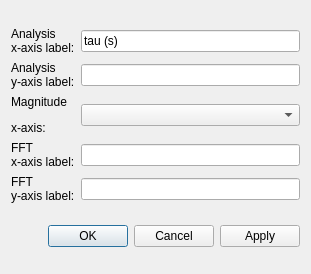
This is gui/pulsed/ui-pulsed-main-gui-settings-analysis.ui in Ulm-IQO/qudi as Qt 5 draws it before an edit. The edited form follows.
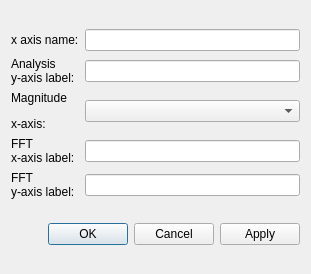
This is the edited form.

Commit message: moved renamer for x-axis to settings

Patch:
```diff
--- a/gui/pulsed/ui-pulsed-main-gui-settings-analysis.ui
+++ b/gui/pulsed/ui-pulsed-main-gui-settings-analysis.ui
@@ -14,7 +14,20 @@
    <string>Dialog</string>
   </property>
   <layout class="QGridLayout" name="gridLayout_2">
-   <item row="0" column="0">
+   <item row="2" column="0">
+    <widget class="QDialogButtonBox" name="buttonBox">
+     <property name="orientation">
+      <enum>Qt::Horizontal</enum>
+     </property>
+     <property name="standardButtons">
+      <set>QDialogButtonBox::Apply|QDialogButtonBox::Cancel|QDialogButtonBox::Ok</set>
+     </property>
+     <property name="centerButtons">
+      <bool>false</bool>
+     </property>
+    </widget>
+   </item>
+   <item row="1" column="0">
     <layout class="QGridLayout" name="gridLayout">
      <item row="1" column="0">
       <widget class="QLabel" name="label_3">
@@ -37,13 +50,6 @@
        </property>
       </widget>
      </item>
-     <item row="0" column="0">
-      <widget class="QLabel" name="label">
-       <property name="text">
-        <string>&lt;html&gt;&lt;head/&gt;&lt;body&gt;&lt;p&gt;Analysis &lt;br/&gt;x-axis label:&lt;/p&gt;&lt;/body&gt;&lt;/html&gt;</string>
-       </property>
-      </widget>
-     </item>
      <item row="3" column="1">
       <widget class="QLineEdit" name="lineEdit_2"/>
      </item>
@@ -53,13 +59,6 @@
      <item row="4" column="1">
       <widget class="QLineEdit" name="lineEdit_4"/>
      </item>
-     <item row="0" column="1">
-      <widget class="QLineEdit" name="lineEdit">
-       <property name="text">
-        <string>tau (s)</string>
-       </property>
-      </widget>
-     </item>
      <item row="2" column="1">
       <widget class="QComboBox" name="comboBox"/>
      </item>
@@ -70,21 +69,18 @@
        </property>
       </widget>
      </item>
+     <item row="0" column="0">
+      <widget class="QLabel" name="ana_param_x_axis_name_Label">
+       <property name="text">
+        <string>x axis name:</string>
+       </property>
+      </widget>
+     </item>
+     <item row="0" column="1">
+      <widget class="QLineEdit" name="ana_param_x_axis_name_LineEdit"/>
+     </item>
     </layout>
    </item>
-   <item row="1" column="0">
-    <widget class="QDialogButtonBox" name="buttonBox">
-     <property name="orientation">
-      <enum>Qt::Horizontal</enum>
-     </property>
-     <property name="standardButtons">
-      <set>QDialogButtonBox::Apply|QDialogButtonBox::Cancel|QDialogButtonBox::Ok</set>
-     </property>
-     <property name="centerButtons">
-      <bool>false</bool>
-     </property>
-    </widget>
-   </item>
   </layout>
  </widget>
  <resources/>
```
The commit also changes 2 other files.
